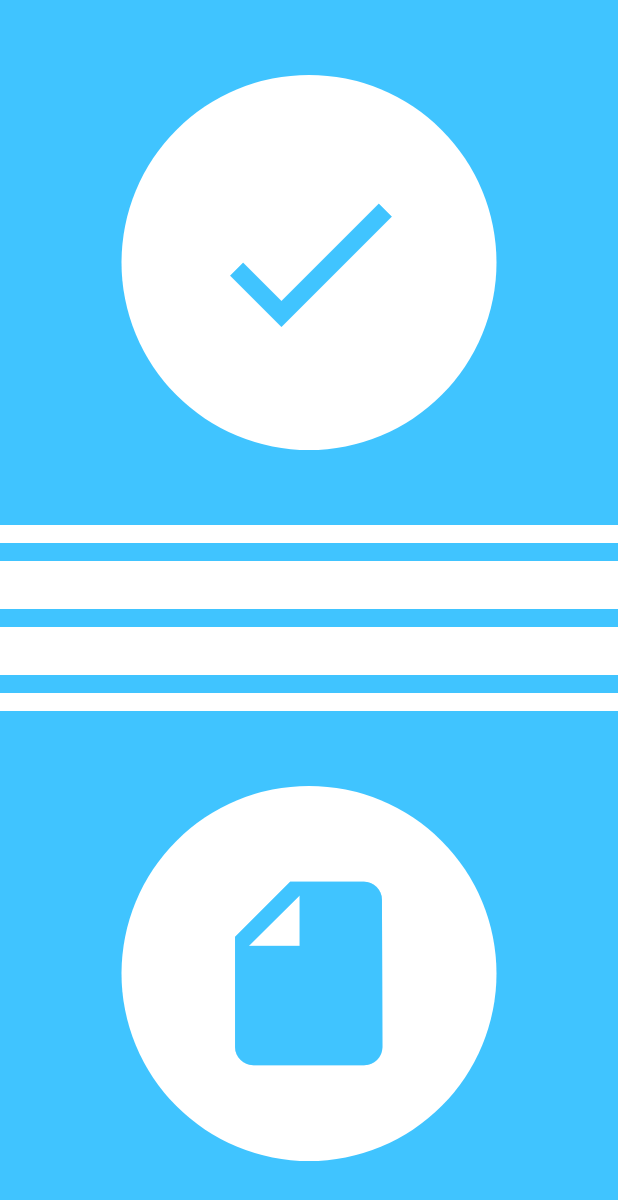
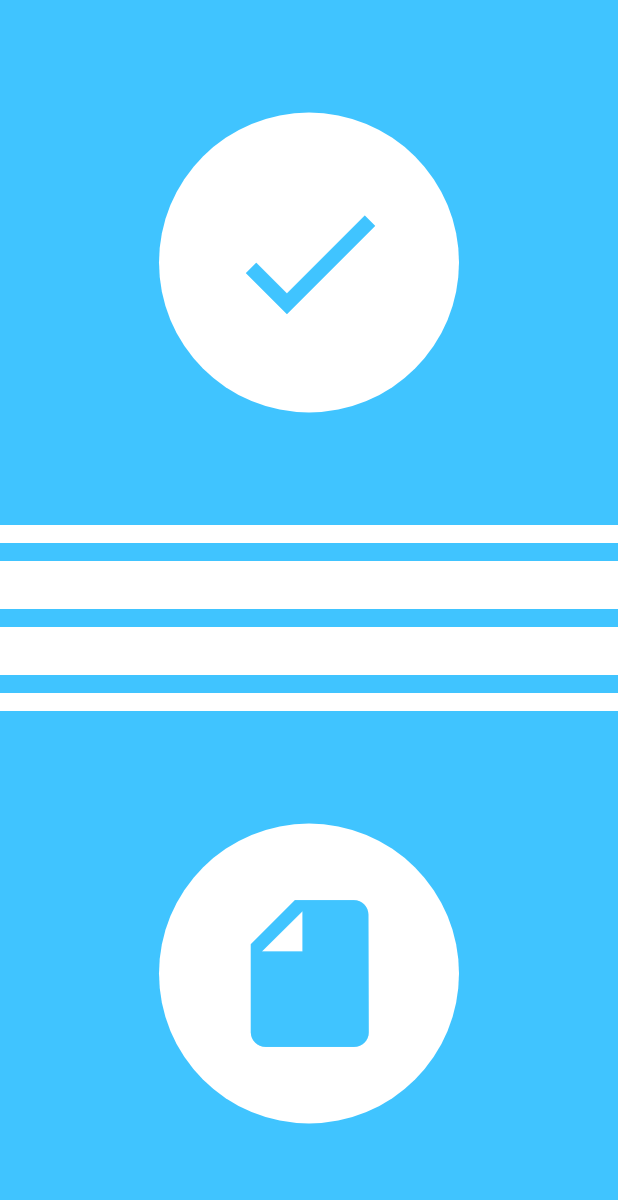
Before and after one commit to Reykjavik151/deity-flexion-flutter, a Flutter app: the HomePage screen opened by its route, on a phone screen of 412 x 824 dp. Shown: the top 1200 px of the screen. Run offline on Flutter 3.47's test engine with Material 2 defaults, Android fonts, the phone set to English and light mode, and no system bars.

Commit message:
fix: SectionButton default size

```diff
--- a/lib/components/section_button.dart
+++ b/lib/components/section_button.dart
@@ -8,7 +8,7 @@ class SectionButton extends StatelessWidget {
   SectionButton({
     @required this.icon,
     @required this.onPress,
-    this.size = 250.0,
+    this.size = 200.0,
   });
 
   @override
```
Also changed, not shown: lib/screens/tasks.dart (+9 -5 lines).
